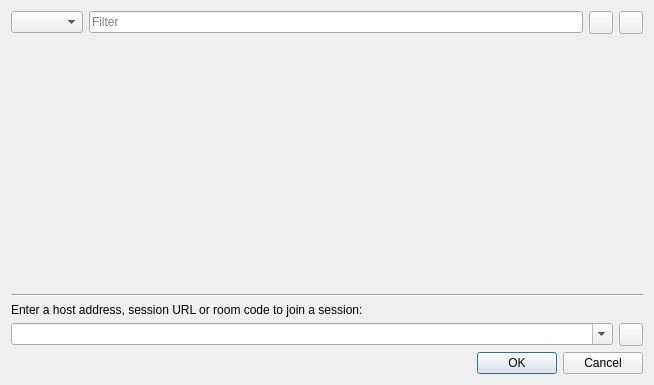
This is src/desktop/ui/joindialog.ui in drawpile/Drawpile as Qt 5 draws it before an edit. The edited form follows.
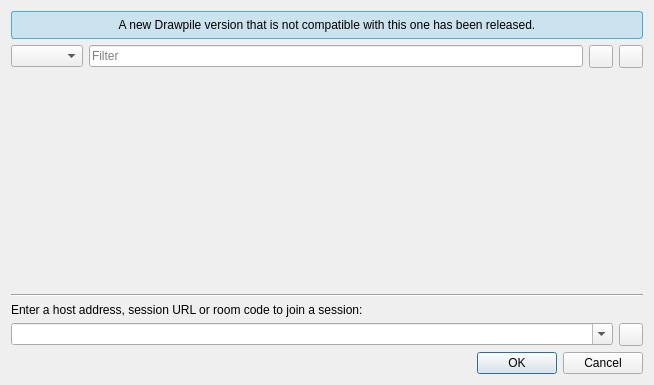
This is the edited form. Icons and pictures are not drawn. Custom widgets are drawn as their Qt base class.

Commit message:
Automatically check for new versions
Fetch an appdata file from drawpile.net and check if there are
any newer versions listed. Unless disabled, this is done automatically
on program startup and can be triggered manually via the help menu.

If a new incompatible version has been released, a notification
is shown in the join dialog.

```diff
--- a/src/desktop/ui/joindialog.ui
+++ b/src/desktop/ui/joindialog.ui
@@ -17,6 +17,23 @@
    <string>Join a Session</string>
   </property>
   <layout class="QVBoxLayout" name="verticalLayout_3">
+   <item>
+    <widget class="QLabel" name="newVersionNotification">
+     <property name="styleSheet">
+      <string notr="true">background: #cbe3ef;
+color: #000;
+border: 1px solid #3daee9;
+border-radius: 3px;
+padding: 6px;</string>
+     </property>
+     <property name="text">
+      <string>A new Drawpile version that is not compatible with this one has been released.</string>
+     </property>
+     <property name="alignment">
+      <set>Qt::AlignCenter</set>
+     </property>
+    </widget>
+   </item>
    <item>
     <layout class="QHBoxLayout" name="horizontalLayout_2">
      <item>
```
The commit also changes 17 other files.
